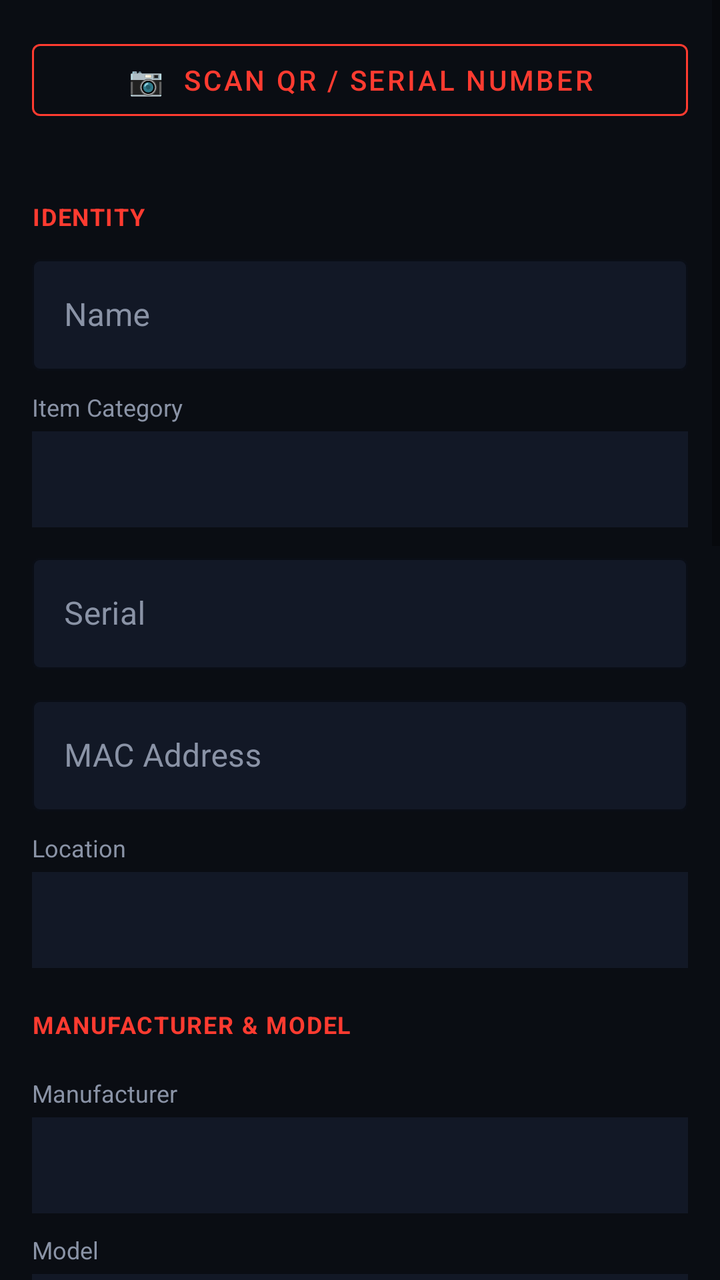
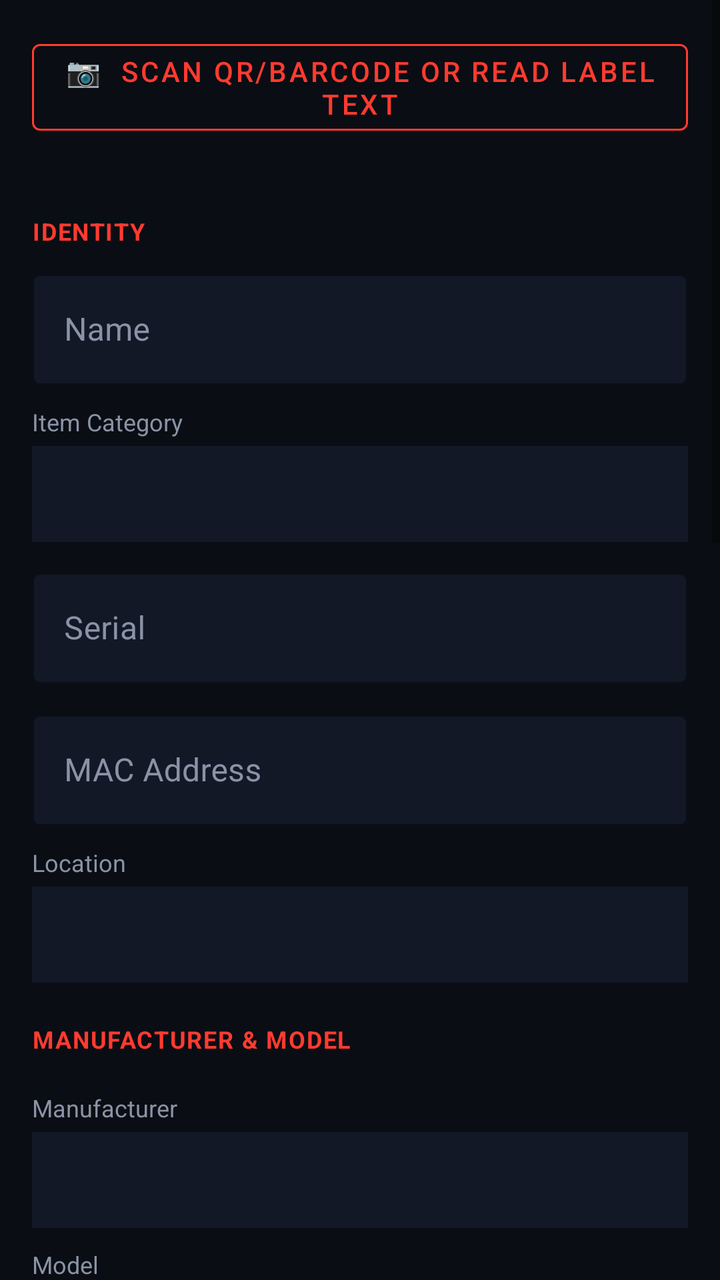

An Android layout rendered at two revisions. The XML below is the earlier revision; the diff shows what the commit changed to produce the second picture.
<!-- AndroidManifest.xml: application theme Theme.ItGuyAssets -->
<!-- res/layout/fragment_asset_edit.xml -->
<?xml version="1.0" encoding="utf-8"?>
<ScrollView xmlns:android="http://schemas.android.com/apk/res/android"
    xmlns:app="http://schemas.android.com/apk/res-auto"
    android:layout_width="match_parent"
    android:layout_height="match_parent"
    android:background="@color/bg"
    android:fillViewport="true">

    <LinearLayout
        android:layout_width="match_parent"
        android:layout_height="wrap_content"
        android:orientation="vertical"
        android:padding="16dp">

        <com.google.android.material.button.MaterialButton
            android:id="@+id/scanBtn"
            style="@style/Widget.MaterialComponents.Button.OutlinedButton"
            android:layout_width="match_parent"
            android:layout_height="wrap_content"
            android:layout_marginBottom="16dp"
            android:text="📷  Scan QR / Serial Number"
            android:textColor="@color/accent"
            app:strokeColor="@color/accent" />

        <TextView style="@style/SectionLabel" android:text="IDENTITY" />
        <com.google.android.material.textfield.TextInputLayout style="@style/DarkInputLayout" android:layout_width="match_parent" android:layout_height="wrap_content" android:hint="Name">
            <com.google.android.material.textfield.TextInputEditText android:id="@+id/f_Name" android:layout_width="match_parent" android:layout_height="wrap_content" android:textColor="@color/text" />
        </com.google.android.material.textfield.TextInputLayout>

        <TextView style="@style/FieldLabel" android:text="Item Category" />
        <Spinner android:id="@+id/f_Type" android:layout_width="match_parent" android:layout_height="48dp" android:background="@color/surface" />

        <com.google.android.material.textfield.TextInputLayout style="@style/DarkInputLayout" android:layout_width="match_parent" android:layout_height="wrap_content" android:layout_marginTop="10dp" android:hint="Serial">
            <com.google.android.material.textfield.TextInputEditText android:id="@+id/f_Serial" android:layout_width="match_parent" android:layout_height="wrap_content" android:textColor="@color/text" />
        </com.google.android.material.textfield.TextInputLayout>

        <com.google.android.material.textfield.TextInputLayout style="@style/DarkInputLayout" android:layout_width="match_parent" android:layout_height="wrap_content" android:layout_marginTop="10dp" android:hint="MAC Address">
            <com.google.android.material.textfield.TextInputEditText android:id="@+id/f_MacAddress" android:layout_width="match_parent" android:layout_height="wrap_content" android:textColor="@color/text" />
        </com.google.android.material.textfield.TextInputLayout>

        <TextView style="@style/FieldLabel" android:text="Location" />
        <Spinner android:id="@+id/f_Location" android:layout_width="match_parent" android:layout_height="48dp" android:background="@color/surface" />

        <TextView style="@style/SectionLabel" android:text="MANUFACTURER &amp; MODEL" />
        <TextView style="@style/FieldLabel" android:text="Manufacturer" />
        <Spinner android:id="@+id/f_Manufacturer" android:layout_width="match_parent" android:layout_height="48dp" android:background="@color/surface" />
        <TextView style="@style/FieldLabel" android:text="Model" />
        <Spinner android:id="@+id/f_Model" android:layout_width="match_parent" android:layout_height="48dp" android:background="@color/surface" />

        <TextView style="@style/SectionLabel" android:text="PURCHASE &amp; WARRANTY" />
        <com.google.android.material.textfield.TextInputLayout style="@style/DarkInputLayout" android:layout_width="match_parent" android:layout_height="wrap_content" android:hint="Purchased Date (YYYY-MM-DD)">
            <com.google.android.material.textfield.TextInputEditText android:id="@+id/f_PurchaseDate" android:layout_width="match_parent" android:layout_height="wrap_content" android:focusable="false" android:textColor="@color/text" />
        </com.google.android.material.textfield.TextInputLayout>
        <com.google.android.material.textfield.TextInputLayout style="@style/DarkInputLayout" android:layout_width="match_parent" android:layout_height="wrap_content" android:layout_marginTop="10dp" android:hint="Warranty (months)">
            <com.google.android.material.textfield.TextInputEditText android:id="@+id/f_WarrantyMonths" android:layout_width="match_parent" android:layout_height="wrap_content" android:inputType="number" android:textColor="@color/text" />
        </com.google.android.material.textfield.TextInputLayout>
        <com.google.android.material.textfield.TextInputLayout style="@style/DarkInputLayout" android:layout_width="match_parent" android:layout_height="wrap_content" android:layout_marginTop="10dp" android:hint="Price">
            <com.google.android.material.textfield.TextInputEditText android:id="@+id/f_Price" android:layout_width="match_parent" android:layout_height="wrap_content" android:inputType="numberDecimal" android:textColor="@color/text" />
        </com.google.android.material.textfield.TextInputLayout>

        <TextView style="@style/SectionLabel" android:text="STATUS &amp; ASSIGNMENT" />
        <TextView style="@style/FieldLabel" android:text="Status" />
        <Spinner android:id="@+id/f_Status" android:layout_width="match_parent" android:layout_height="48dp" android:background="@color/surface" />
        <com.google.android.material.textfield.TextInputLayout style="@style/DarkInputLayout" android:layout_width="match_parent" android:layout_height="wrap_content" android:layout_marginTop="10dp" android:hint="Signed By">
            <com.google.android.material.textfield.TextInputEditText android:id="@+id/f_ReceivedBy" android:layout_width="match_parent" android:layout_height="wrap_content" android:textColor="@color/text" />
        </com.google.android.material.textfield.TextInputLayout>
        <com.google.android.material.textfield.TextInputLayout style="@style/DarkInputLayout" android:layout_width="match_parent" android:layout_height="wrap_content" android:layout_marginTop="10dp" android:hint="Signed Date (YYYY-MM-DD)">
            <com.google.android.material.textfield.TextInputEditText android:id="@+id/f_NotesReceived" android:layout_width="match_parent" android:layout_height="wrap_content" android:focusable="false" android:textColor="@color/text" />
        </com.google.android.material.textfield.TextInputLayout>
        <TextView style="@style/FieldLabel" android:text="Employee" />
        <Spinner android:id="@+id/f_EmployeeID" android:layout_width="match_parent" android:layout_height="48dp" android:background="@color/surface" />

        <TextView style="@style/SectionLabel" android:text="NOTE" />
        <com.google.android.material.textfield.TextInputLayout style="@style/DarkInputLayout" android:layout_width="match_parent" android:layout_height="wrap_content" android:hint="Internal note">
            <com.google.android.material.textfield.TextInputEditText android:id="@+id/f_Note" android:layout_width="match_parent" android:layout_height="wrap_content" android:minLines="3" android:gravity="top" android:textColor="@color/text" />
        </com.google.android.material.textfield.TextInputLayout>

        <TextView
            android:id="@+id/formError"
            android:layout_width="match_parent"
            android:layout_height="wrap_content"
            android:layout_marginTop="12dp"
            android:textColor="@color/accent"
            android:visibility="gone" />

        <LinearLayout
            android:layout_width="match_parent"
            android:layout_height="wrap_content"
            android:orientation="horizontal"
            android:layout_marginTop="18dp">

            <com.google.android.material.button.MaterialButton
                android:id="@+id/deleteBtn"
                style="@style/Widget.MaterialComponents.Button.OutlinedButton"
                android:layout_width="0dp"
                android:layout_height="wrap_content"
                android:layout_weight="1"
                android:layout_marginEnd="10dp"
                android:text="Delete"
                android:textColor="@color/accent"
                android:visibility="gone"
                app:strokeColor="@color/accent" />

            <com.google.android.material.button.MaterialButton
                android:id="@+id/saveBtn"
                android:layout_width="0dp"
                android:layout_height="wrap_content"
                android:layout_weight="1"
                android:backgroundTint="@color/accent"
                android:text="Save" />
        </LinearLayout>

        <ProgressBar
            android:id="@+id/formProgress"
            android:layout_width="wrap_content"
            android:layout_height="wrap_content"
            android:layout_gravity="center"
            android:layout_marginTop="16dp"
            android:visibility="gone"
            android:indeterminateTint="@color/accent" />
    </LinearLayout>
</ScrollView>
<!-- resources referenced by this layout -->
<resources>
  <color name="accent">#FF3B30</color>
  <color name="bg">#0A0D13</color>
  <color name="surface">#121826</color>
  <color name="text">#F5F6FA</color>
  <style name="DarkInputLayout" parent="Widget.MaterialComponents.TextInputLayout.OutlinedBox">
          <item name="boxStrokeColor">@color/accent</item>
          <item name="hintTextColor">@color/muted</item>
          <item name="android:textColorHint">@color/muted</item>
          <item name="boxBackgroundColor">@color/surface</item>
      </style>
  <style name="FieldLabel">
          <item name="android:layout_width">wrap_content</item>
          <item name="android:layout_height">wrap_content</item>
          <item name="android:layout_marginTop">10dp</item>
          <item name="android:layout_marginBottom">4dp</item>
          <item name="android:textColor">@color/muted</item>
          <item name="android:textSize">12sp</item>
      </style>
  <style name="SectionLabel">
          <item name="android:layout_width">wrap_content</item>
          <item name="android:layout_height">wrap_content</item>
          <item name="android:layout_marginTop">20dp</item>
          <item name="android:layout_marginBottom">8dp</item>
          <item name="android:textColor">@color/accent</item>
          <item name="android:textStyle">bold</item>
          <item name="android:textSize">12sp</item>
          <item name="android:letterSpacing">0.05</item>
      </style>
  <style name="Theme.ItGuyAssets" parent="Theme.MaterialComponents.DayNight.NoActionBar">
          <item name="colorPrimary">@color/accent</item>
          <item name="colorPrimaryDark">@color/bg</item>
          <item name="colorAccent">@color/accent</item>
          <item name="android:windowBackground">@color/bg</item>
          <item name="android:statusBarColor">@color/bg</item>
          <item name="android:navigationBarColor">@color/bg</item>
          <item name="android:windowLightStatusBar">false</item>
      </style>
  <color name="muted">#8A93A6</color>
</resources>

<!-- the commit's change to res/layout/fragment_asset_edit.xml (unified diff, before → after) -->
@@ -18,7 +18,7 @@
             android:layout_width="match_parent"
             android:layout_height="wrap_content"
             android:layout_marginBottom="16dp"
-            android:text="📷  Scan QR / Serial Number"
+            android:text="📷  Scan QR/Barcode or Read Label Text"
             android:textColor="@color/accent"
             app:strokeColor="@color/accent" />
 
